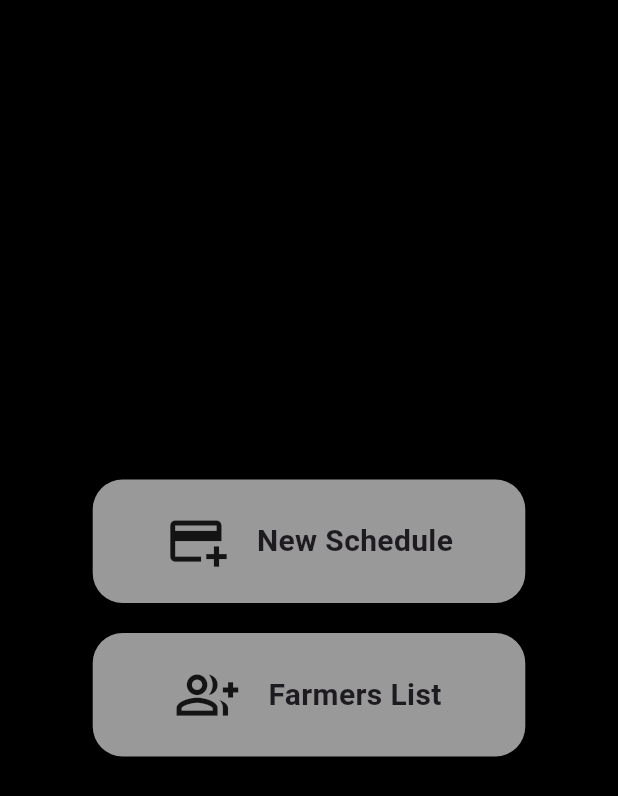
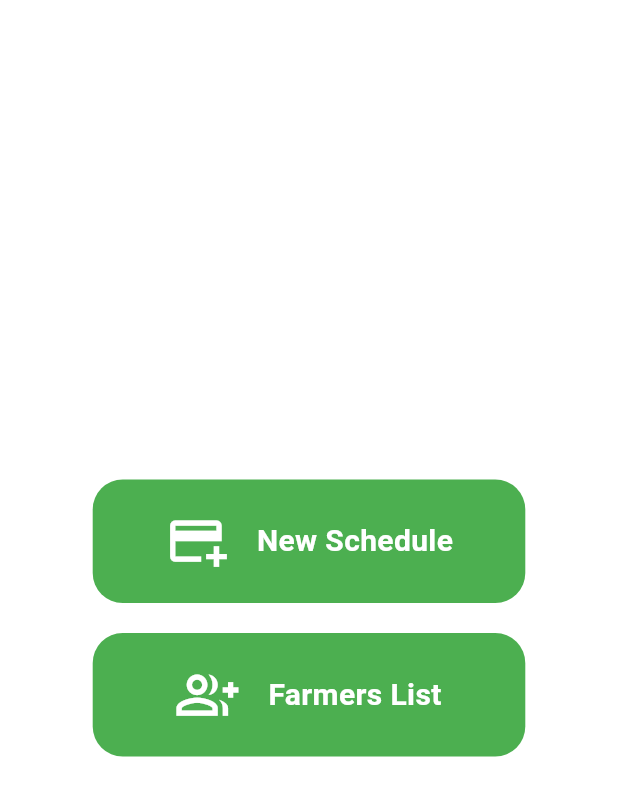
Before and after one commit to Nibzz007/Load-Management, a Flutter app: the MainScreen screen opened directly, on a phone screen of 412 x 824 dp. Shown: the top 796 px of the screen. Run offline on Flutter 3.47's test engine with Material 2 defaults, Android fonts, the phone set to English and light mode, and no system bars; our stand-ins replace flutter_datetime_picker_plus, get.

Commit message:
UI modifications in schedule screen

```diff
--- a/lib/core/app_images.dart
+++ b/lib/core/app_images.dart
@@ -1,3 +1,3 @@
- String splashImage = 'assets/images/Blog-Proper-irrigation-1200x565.png';
+ String splashImage = 'assets/images/OUJ4R.jpg';
  String indiaFlag = 'assets/images/download.png';
  String englishFlag = 'assets/images/download (1).png';
--- a/lib/core/app_style.dart
+++ b/lib/core/app_style.dart
@@ -28,6 +28,7 @@ TextStyle mainTextStyle = const TextStyle(
 TextStyle mainScreenTextStyle = const TextStyle(
   fontSize: 20,
   fontWeight: FontWeight.bold,
+  color: kWhite
 );
 
 // Appbar
--- a/lib/src/view/main screen/main_screen.dart
+++ b/lib/src/view/main screen/main_screen.dart
@@ -12,7 +12,7 @@ class MainScreen extends StatelessWidget {
   Widget build(BuildContext context) {
     final height = MediaQuery.of(context).size.height;
     return Scaffold(
-      backgroundColor: kBlack,
+      backgroundColor: kWhite,
       body: Center(
         child: Column(
           mainAxisAlignment: MainAxisAlignment.center,
--- a/lib/src/view/new schedule screen/new_schedule_screen.dart
+++ b/lib/src/view/new schedule screen/new_schedule_screen.dart
@@ -4,6 +4,7 @@ import 'package:load_management/core/app_color.dart';
 import 'package:load_management/core/app_sizes.dart';
 import 'package:load_management/src/controller/date_controller.dart';
 import 'package:load_management/src/view/farmerslist%20screen/farmer_irrigation_requirement_screen.dart';
+import 'package:load_management/src/view/new%20schedule%20screen/all_farmers_list.dart';
 import 'package:load_management/src/view/widgets/elevated_button_widget.dart';
 import 'package:load_management/src/view/widgets/text_form_field_widget.dart';
 import '../widgets/common_appbar_widget.dart';
@@ -82,7 +83,9 @@ class NewScheduleScreen extends StatelessWidget {
                         children: [
                           ElevatedButtonWidget(
                             onPressed: () {
-                              Get.to(()=> const FarmerIrrigationRequirementScreen());
+                              Get.to(
+                                () => const AllFarmersListScreen(),
+                              );
                             },
                             text: 'Irrigation requirements',
                             widget: const Icon(
--- a/lib/src/view/widgets/container_widget.dart
+++ b/lib/src/view/widgets/container_widget.dart
@@ -4,11 +4,12 @@ import '../../../core/app_sizes.dart';
 import '../../../core/app_style.dart';
 
 class ContainerWidget extends StatelessWidget {
-  const ContainerWidget(
-      {super.key,
-      required this.height,
-      required this.icon,
-      required this.text});
+  const ContainerWidget({
+    super.key,
+    required this.height,
+    required this.icon,
+    required this.text,
+  });
 
   final double height;
   final IconData icon;
@@ -20,7 +21,7 @@ class ContainerWidget extends StatelessWidget {
       height: height * 0.1,
       width: height * 0.35,
       decoration: BoxDecoration(
-        color: kWhite60,
+        color: kGreen,
         borderRadius: BorderRadius.circular(20),
       ),
       child: Row(
@@ -29,6 +30,7 @@ class ContainerWidget extends StatelessWidget {
           Icon(
             icon,
             size: height * 0.05,
+            color: kWhite,
           ),
           kWidth20,
           Text(
```
Also changed, not shown: lib/src/view/farmerslist screen/farmers_list_screen.dart (+9 -9 lines), lib/src/view/new schedule screen/all_farmers_list.dart (added, +66 -0 lines), lib/src/view/splash_screen.dart (+5 -7 lines), assets/images/OUJ4R.jpg (added).
